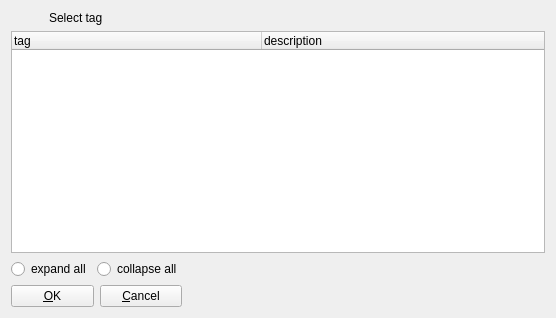
Old version of the form client/uiforms/tag_select.ui in the repository Wolframe/configurator.
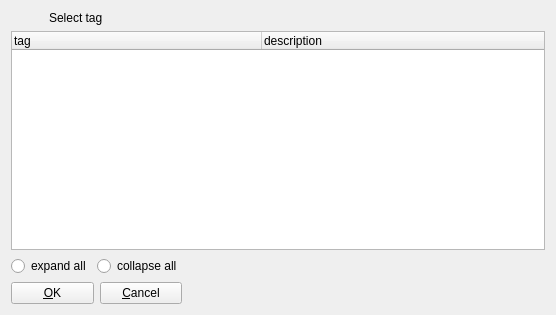
New version of the form. Icons and pictures are not drawn.

```diff
--- a/client/uiforms/tag_select.ui
+++ b/client/uiforms/tag_select.ui
@@ -10,7 +10,7 @@
     <x>0</x>
     <y>0</y>
     <width>556</width>
-    <height>318</height>
+    <height>315</height>
    </rect>
   </property>
   <property name="windowTitle">
```
Left out of the diff: 3 changed lines with no effect on the pictures.
